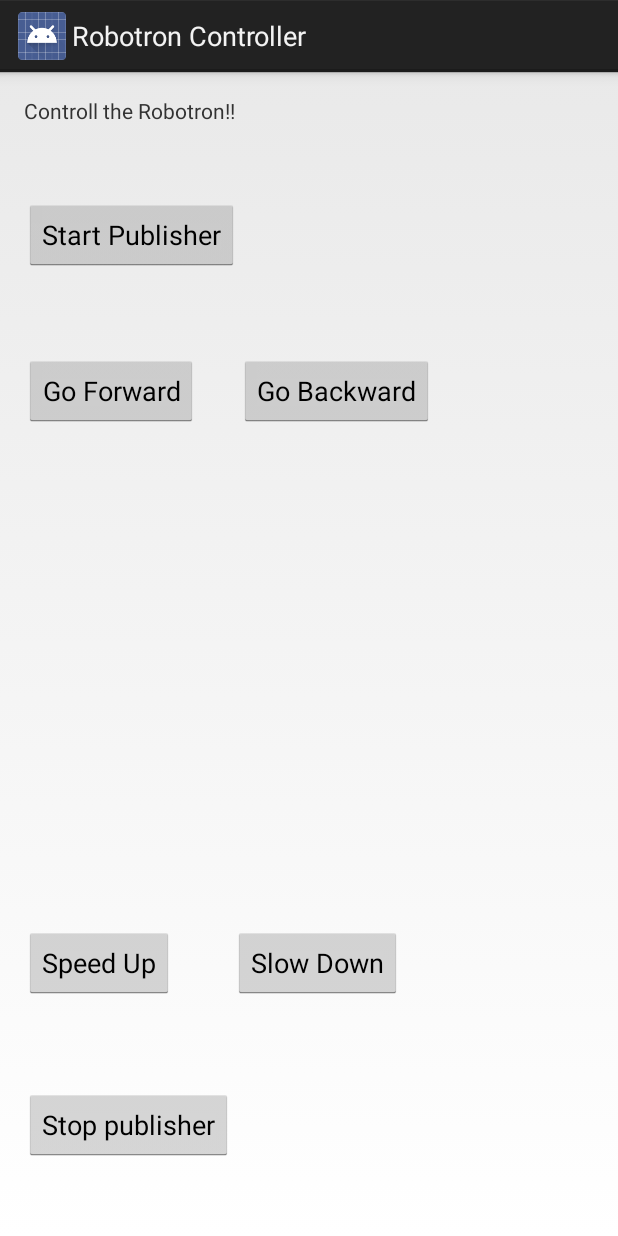
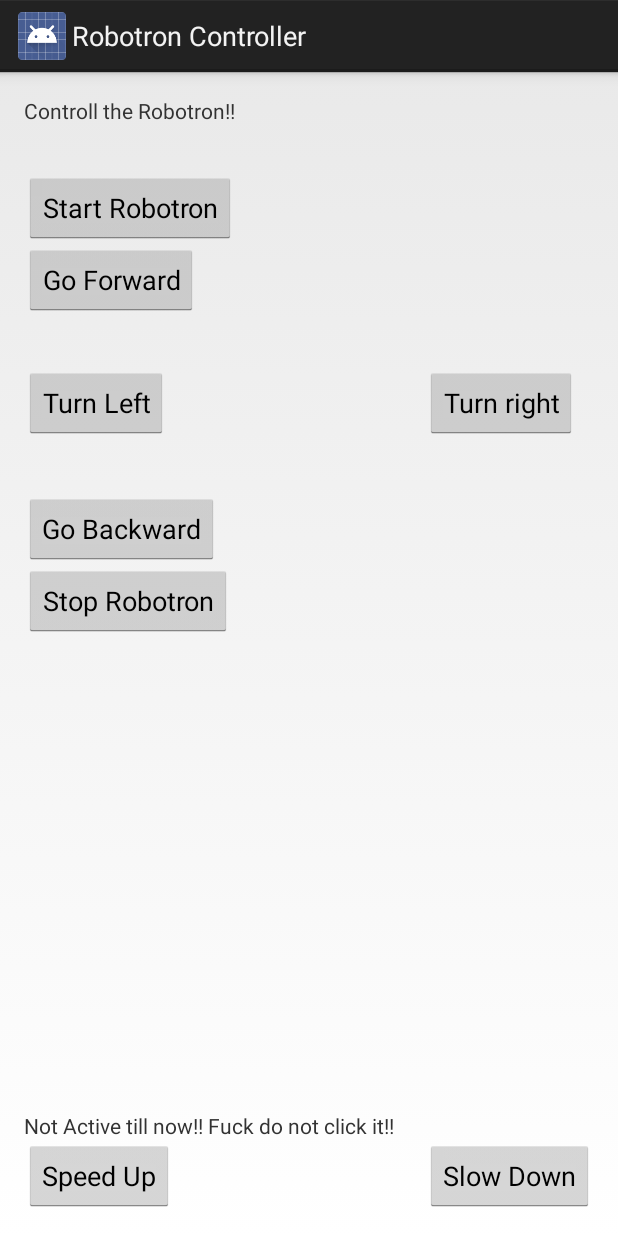
Before and after one commit to Cognirobo/robotron, an Android app: the layout activity_main.xml on its own in the app's theme, with its tools: preview values and no code run, on a phone screen of 412 x 824 dp. Run offline under Robolectric (Android 15) with nearby library versions, the phone set to English and light mode, and no system bars.

Commit message:
working app and Arduino

```diff
--- a/src/app/rosjava_android_template-master/rosandroid-example-app/src/main/java/org/ollide/rosandroid/SimplePublisherNode.java
+++ b/src/app/rosjava_android_template-master/rosandroid-example-app/src/main/java/org/ollide/rosandroid/SimplePublisherNode.java
@@ -54,14 +54,14 @@ public class SimplePublisherNode extends AbstractNodeMain implements NodeMain {
                 //String time = new SimpleDateFormat("HH:mm:ss").format(new Date());
 
                 //Log.i(TAG, "publishing the Robotron current time: " + time + myOwnInt);
-
+                String strI = "" + myOwnInt;
                 // create and publish a simple string message
                 std_msgs.String str = publisher.newMessage();
-                str.setData(myOwnString+ myOwnInt);
+                str.setData(strI);
                 publisher.publish(str);
 
                 // go to sleep for one second
-                Thread.sleep(250);
+                Thread.sleep(200);
            }
         };
         connectedNode.executeCancellableLoop(loop);
--- a/src/app/rosjava_android_template-master/rosandroid-example-app/src/main/res/layout/activity_main.xml
+++ b/src/app/rosjava_android_template-master/rosandroid-example-app/src/main/res/layout/activity_main.xml
@@ -18,9 +18,9 @@
     <Button
         android:layout_width="wrap_content"
         android:layout_height="wrap_content"
-        android:text="@string/Start_publisher"
+        android:text="@string/Start_Robotron"
         android:id="@+id/start_publisher"
-        android:layout_marginTop="49dp"
+        android:layout_marginTop="31dp"
         android:nestedScrollingEnabled="false"
         android:layout_below="@+id/textView2"
         android:layout_alignParentLeft="true"
@@ -31,47 +31,73 @@
         android:layout_height="wrap_content"
         android:text="@string/Speed_up"
         android:id="@+id/speed_up"
-        android:layout_marginBottom="60dp"
-        android:layout_above="@+id/stop_publisher"
+        android:layout_alignParentBottom="true"
         android:layout_alignParentLeft="true"
         android:layout_alignParentStart="true" />
 
     <Button
         android:layout_width="wrap_content"
         android:layout_height="wrap_content"
-        android:text="@string/Stop_publisher"
+        android:text="@string/Stop_Robotron"
         android:id="@+id/stop_publisher"
-        android:layout_alignParentBottom="true"
+        android:layout_below="@+id/go_backward"
         android:layout_alignParentLeft="true"
-        android:layout_alignParentStart="true"
-        android:layout_marginBottom="34dp" />
+        android:layout_alignParentStart="true" />
 
     <Button
         android:layout_width="wrap_content"
         android:layout_height="wrap_content"
         android:text="@string/Slow_down"
         android:id="@+id/slow_down"
-        android:layout_alignBottom="@+id/speed_up"
-        android:layout_toRightOf="@+id/stop_publisher"
-        android:layout_toEndOf="@+id/stop_publisher" />
+        android:layout_below="@+id/textView3"
+        android:layout_alignParentRight="true"
+        android:layout_alignParentEnd="true" />
 
     <Button
         android:layout_width="wrap_content"
         android:layout_height="wrap_content"
         android:text="@string/Forward"
         android:id="@+id/go_forward"
+        android:layout_alignParentStart="true"
         android:layout_below="@+id/start_publisher"
-        android:layout_alignParentLeft="true"
-        android:layout_alignParentStart="true"
-        android:layout_marginTop="56dp" />
+        android:layout_alignParentLeft="true" />
 
     <Button
         android:layout_width="wrap_content"
         android:layout_height="wrap_content"
         android:text="@string/Backward"
         android:id="@+id/go_backward"
-        android:layout_alignBottom="@+id/go_forward"
-        android:layout_toRightOf="@+id/start_publisher"
-        android:layout_toEndOf="@+id/start_publisher" />
+        android:layout_below="@+id/turn_left"
+        android:layout_alignParentLeft="true"
+        android:layout_alignParentStart="true"
+        android:layout_marginTop="36dp" />
+
+    <TextView
+        android:layout_width="wrap_content"
+        android:layout_height="wrap_content"
+        android:text="@string/My_Text_2"
+        android:id="@+id/textView3"
+        android:layout_above="@+id/speed_up"
+        android:layout_alignParentLeft="true"
+        android:layout_alignParentStart="true" />
+
+    <Button
+        android:layout_width="wrap_content"
+        android:layout_height="wrap_content"
+        android:text="@string/Turn_left"
+        android:id="@+id/turn_left"
+        android:layout_below="@+id/go_forward"
+        android:layout_alignParentLeft="true"
+        android:layout_alignParentStart="true"
+        android:layout_marginTop="34dp" />
+
+    <Button
+        android:layout_width="wrap_content"
+        android:layout_height="wrap_content"
+        android:text="@string/Turn_right"
+        android:id="@+id/turn_right"
+        android:layout_alignTop="@+id/turn_left"
+        android:layout_alignLeft="@+id/slow_down"
+        android:layout_alignStart="@+id/slow_down" />
 
 </RelativeLayout>
--- a/src/app/rosjava_android_template-master/rosandroid-example-app/src/main/res/values/strings.xml
+++ b/src/app/rosjava_android_template-master/rosandroid-example-app/src/main/res/values/strings.xml
@@ -3,11 +3,15 @@
 
     <string name="app_name">Robotron Controller</string>
     <string name="My_Text">Controll the Robotron!!</string>
-    <string name="Start_publisher">Start Publisher</string>
-    <string name="Stop_publisher">Stop publisher</string>
+    <string name="My_Text_2">Not Active till now!! Fuck do not click it!!</string>
+    <string name="Start_Robotron">Start Robotron</string>
+    <string name="Stop_Robotron">Stop Robotron</string>
     <string name="Speed_up">Speed Up</string>
     <string name="Slow_down">Slow Down</string>
     <string name="Forward">Go Forward</string>
     <string name="Backward">Go Backward</string>
+    <string name="Turn_left">Turn Left</string>
+    <string name="Turn_right">Turn right</string>
+
 
 </resources>
```
Also changed, not shown: src/app/rosjava_android_template-master/rosandroid-example-app/src/main/java/org/ollide/rosandroid/MainActivity.java (+36 -25 lines), 7 other files.
